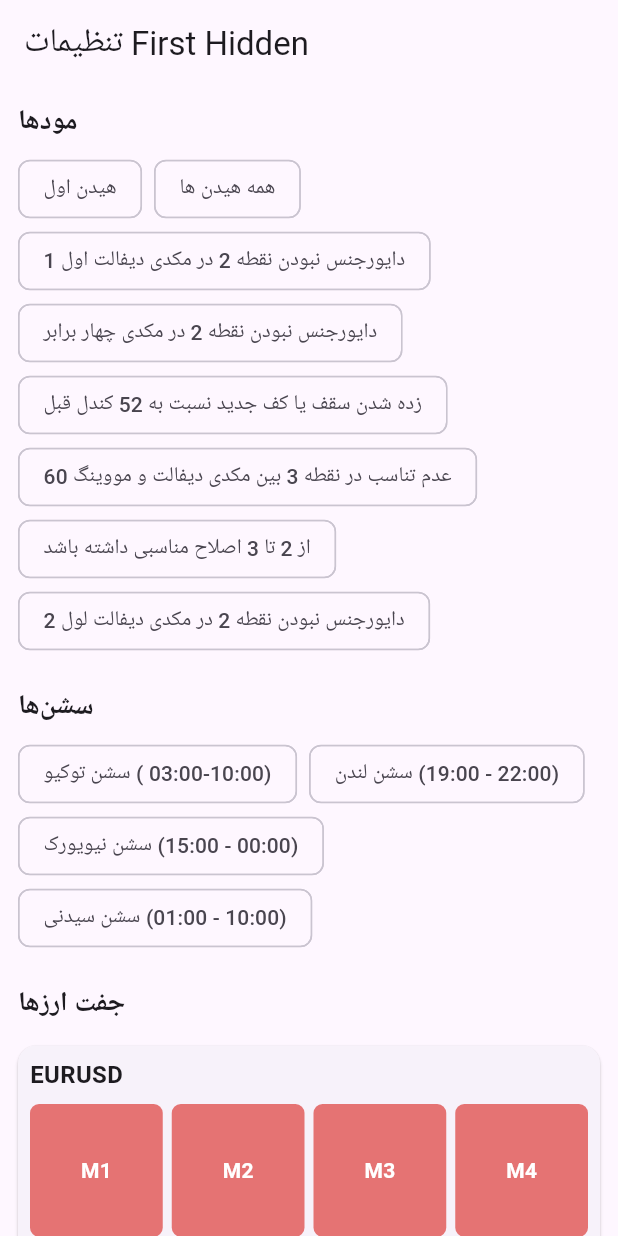
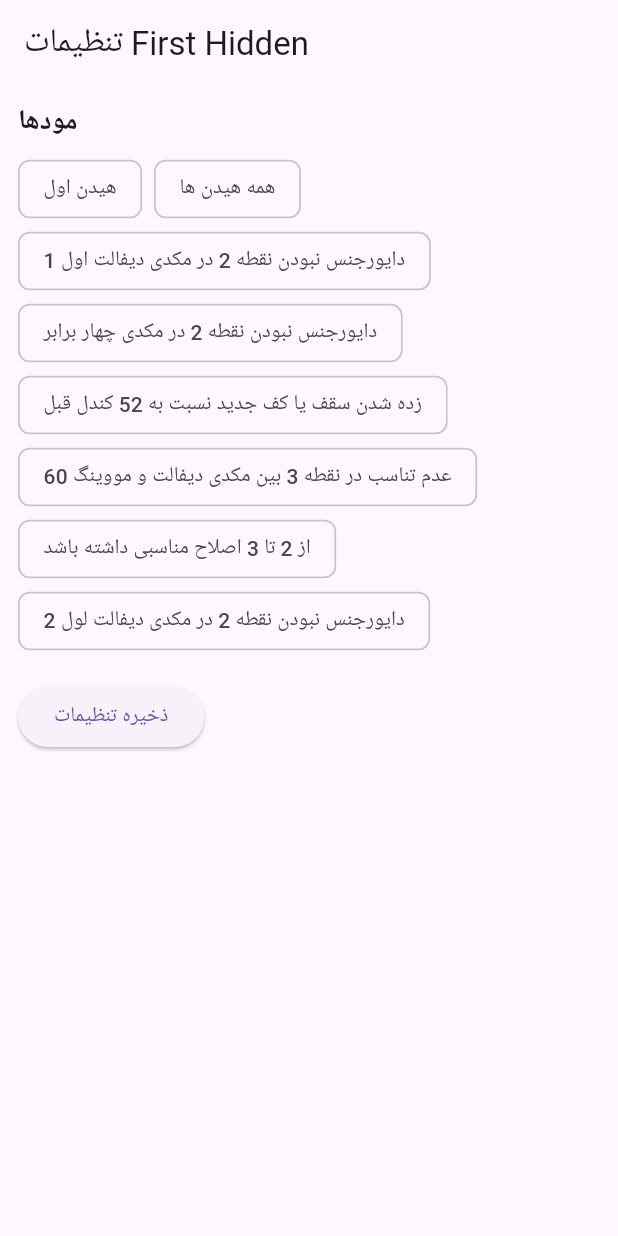
Before and after one commit to shallagehmasood/aa, a Flutter app: the HomePage screen opened directly with empty values, on a phone screen of 412 x 824 dp. Run offline on Flutter 3.47's test engine with Material 3 defaults, Android fonts, the phone set to English and light mode, and no system bars.

Commit message:
Update main.dart

```diff
--- a/lib/main.dart
+++ b/lib/main.dart
@@ -4,31 +4,31 @@ import 'dart:convert';
 
 // --- ثابت‌ها ---
 const PAIRS = [
-  "EURUSD","GBPUSD","USDJPY","USDCHF","AUDUSD","AUDJPY","CADJPY","EURJPY",
-  "BTCUSD","USDCAD","GBPJPY","ADAUSD","BRENT","XAUUSD","XAGUSD","ETHUSD",
-  "DowJones30","Nasdaq100",
+  "EURUSD", "GBPUSD", "USDJPY", "USDCHF", "AUDUSD", "AUDJPY", "CADJPY", "EURJPY",
+  "BTCUSD", "USDCAD", "GBPJPY", "ADAUSD", "BRENT", "XAUUSD", "XAGUSD", "ETHUSD",
+  "DowJones30", "Nasdaq100",
 ];
 const MODES = {
-  "A1":"هیدن اول",
-  "A2":"همه هیدن ها",
-  "B":"دایورجنس نبودن نقطه 2 در مکدی دیفالت اول 1",
-  "C":"دایورجنس نبودن نقطه 2 در مکدی چهار برابر",
-  "D":"زده شدن سقف یا کف جدید نسبت به 52 کندل قبل",
-  "E":"عدم تناسب در نقطه 3 بین مکدی دیفالت و مووینگ 60",
-  "F":"از 2 تا 3 اصلاح مناسبی داشته باشد",
-  "G":"دایورجنس نبودن نقطه 2 در مکدی دیفالت لول 2",
+  "A1": "هیدن اول",
+  "A2": "همه هیدن ها",
+  "B": "دایورجنس نبودن نقطه 2 در مکدی دیفالت اول 1",
+  "C": "دایورجنس نبودن نقطه 2 در مکدی چهار برابر",
+  "D": "زده شدن سقف یا کف جدید نسبت به 52 کندل قبل",
+  "E": "عدم تناسب در نقطه 3 بین مکدی دیفالت و مووینگ 60",
+  "F": "از 2 تا 3 اصلاح مناسبی داشته باشد",
+  "G": "دایورجنس نبودن نقطه 2 در مکدی دیفالت لول 2",
 };
 const SESSIONS = {
-  "TOKYO":"سشن توکیو \u200E( 03:00-10:00)",
-  "LONDON":"سشن لندن \u200E(19:00 - 22:00)",
-  "NEWYORK":"سشن نیویورک \u200E(15:00 - 00:00)",
-  "SYDNEY":"سشن سیدنی \u200E(01:00 - 10:00)",
+  "TOKYO": "سشن توکیو \u200E( 03:00-10:00)",
+  "LONDON": "سشن لندن \u200E(19:00 - 22:00)",
+  "NEWYORK": "سشن نیویورک \u200E(15:00 - 00:00)",
+  "SYDNEY": "سشن سیدنی \u200E(01:00 - 10:00)",
 };
 const TIMEFRAMES = [
-  "M1","M2","M3","M4","M5","M6","M10","M12","M15","M20","M30",
-  "H1","H2","H3","H4","H6","H8","H12","D1","W1"
+  "M1", "M2", "M3", "M4", "M5", "M6", "M10", "M12", "M15", "M20", "M30",
+  "H1", "H2", "H3", "H4", "H6", "H8", "H12", "D1", "W1"
 ];
-const SIGNALS = ["BUY","SELL","BUYSELL"];
+const SIGNALS = ["BUY", "SELL", "BUYSELL"];
 
 void main() {
   runApp(MyApp());
@@ -57,20 +57,33 @@ class _UserIdPageState extends State<UserIdPage> {
   bool isLoading = false;
 
   Future<bool> checkWhitelist(String userId) async {
-    setState(() { isLoading = true; statusMessage=""; });
+    setState(() {
+      isLoading = true;
+      statusMessage = "";
+    });
     try {
-      var url = Uri.parse("http://178.63.171.244:5000/check_whitelist?user_id=$userId");
+      // کدگذاری userId به URL
+      var encodedUserId = Uri.encodeComponent(userId);
+      var url = Uri.parse("http://178.63.171.244:5000/check_whitelist?user_id=$encodedUserId");
+
+      // ارسال درخواست به سرور
       var res = await http.get(url);
+
+      // بررسی پاسخ سرور
       if (res.statusCode == 200) {
         var data = jsonDecode(res.body);
         return data["authorized"] == true;
       }
       return false;
-    } catch(e){
-      setState(() { statusMessage="❌ خطا در ارتباط با سرور"; });
+    } catch (e) {
+      setState(() {
+        statusMessage = "❌ خطا در ارتباط با سرور";
+      });
       return false;
     } finally {
-      setState(() { isLoading = false; });
+      setState(() {
+        isLoading = false;
+      });
     }
   }
 
@@ -92,21 +105,25 @@ class _UserIdPageState extends State<UserIdPage> {
             ),
             SizedBox(height: 20),
             ElevatedButton(
-              onPressed: isLoading ? null : () async {
+              onPressed: isLoading
+                  ? null
+                  : () async {
                       bool ok = await checkWhitelist(_controller.text.trim());
-                if(ok){
+                      if (ok) {
                         Navigator.pushReplacement(
                           context,
                           MaterialPageRoute(builder: (_) => HomePage(userId: _controller.text.trim())),
                         );
                       } else {
-                  setState(() { statusMessage="❌ دسترسی غیرمجاز"; });
+                        setState(() {
+                          statusMessage = "❌ دسترسی غیرمجاز";
+                        });
                       }
                     },
               child: Text(isLoading ? "در حال بررسی..." : "ورود"),
             ),
             SizedBox(height: 20),
-            if(statusMessage.isNotEmpty)
+            if (statusMessage.isNotEmpty)
               Text(statusMessage, style: TextStyle(color: Colors.red, fontWeight: FontWeight.bold))
           ],
         ),
@@ -124,28 +141,32 @@ class HomePage extends StatefulWidget {
 }
 
 class _HomePageState extends State<HomePage> {
-
-  Map<String,bool> selectedModes = {};
-  Map<String,bool> selectedSessions = {};
-  Map<String,Map<String,bool>> selectedPairs = {};
-  Map<String,String> selectedSignals = {};
+  Map<String, bool> selectedModes = {};
+  Map<String, bool> selectedSessions = {};
+  Map<String, Map<String, bool>> selectedPairs = {};
+  Map<String, String> selectedSignals = {};
   bool isLoading = false;
   String statusMessage = "";
 
   @override
   void initState() {
     super.initState();
-    MODES.keys.forEach((m) => selectedModes[m]=false);
-    SESSIONS.keys.forEach((s) => selectedSessions[s]=false);
-    PAIRS.forEach((p){
+    MODES.keys.forEach((m) => selectedModes[m] = false);
+    SESSIONS.keys.forEach((s) => selectedSessions[s] = false);
+    PAIRS.forEach((p) {
       selectedPairs[p] = {};
-      TIMEFRAMES.forEach((t){ selectedPairs[p]![t]=false; });
-      selectedSignals[p]="BUYSELL";
+      TIMEFRAMES.forEach((t) {
+        selectedPairs[p]![t] = false;
+      });
+      selectedSignals[p] = "BUYSELL";
     });
   }
 
   Future<void> sendSettings() async {
-    setState(() { isLoading=true; statusMessage=""; });
+    setState(() {
+      isLoading = true;
+      statusMessage = "";
+    });
     try {
       var url = Uri.parse("http://178.63.171.244:5000/save_settings");
       var body = jsonEncode({
@@ -155,18 +176,38 @@ class _HomePageState extends State<HomePage> {
         "pairs": selectedPairs,
         "signals": selectedSignals
       });
-      var res = await http.post(url, body: body, headers: {"Content-Type":"application/json"});
-      if(res.statusCode==200){
-        setState((){ statusMessage="✅ تنظیمات با موفقیت ذخیره شد"; });
-      } else if(res.statusCode==403){
-        setState((){ statusMessage="❌ دسترسی غیرمجاز"; });
+
+      // ارسال درخواست POST به سرور
+      var res = await http.post(
+        url,
+        body: body,
+        headers: {
+          "Content-Type": "application/json", // تعیین نوع محتویات درخواست
+        },
+      );
+
+      // بررسی پاسخ سرور
+      if (res.statusCode == 200) {
+        setState(() {
+          statusMessage = "✅ تنظیمات با موفقیت ذخیره شد";
+        });
+      } else if (res.statusCode == 403) {
+        setState(() {
+          statusMessage = "❌ دسترسی غیرمجاز";
+        });
       } else {
-        setState((){ statusMessage="❌ خطا: ${res.statusCode}"; });
+        setState(() {
+          statusMessage = "❌ خطا: ${res.statusCode}";
+        });
       }
-    } catch(e){
-      setState((){ statusMessage="❌ خطا در ارتباط با سرور"; });
-    } finally{
-      setState((){ isLoading=false; });
+    } catch (e) {
+      setState(() {
+        statusMessage = "❌ خطا در ارتباط با سرور";
+      });
+    } finally {
+      setState(() {
+        isLoading = false;
+      });
     }
   }
 
@@ -179,173 +220,46 @@ class _HomePageState extends State<HomePage> {
         child: Column(
           crossAxisAlignment: CrossAxisAlignment.start,
           children: [
-
             // ---------- مودها ----------
-            Text("مودها", style: TextStyle(fontSize: 18,fontWeight: FontWeight.bold)),
-            SizedBox(height:8),
+            Text("مودها", style: TextStyle(fontSize: 18, fontWeight: FontWeight.bold)),
+            SizedBox(height: 8),
             Wrap(
-              spacing:8,
-              children: MODES.keys.map((m){
+              spacing: 8,
+              children: MODES.keys.map((m) {
                 return FilterChip(
                   label: Text(MODES[m]!),
                   selected: selectedModes[m]!,
-                  onSelected: (val){
-                    setState((){
-                      if(m=="A1"){ selectedModes["A1"]=val; if(val) selectedModes["A2"]=false;}
-                      else if(m=="A2"){ selectedModes["A2"]=val; if(val) selectedModes["A1"]=false;}
-                      else selectedModes[m]=val;
-                    });
-                  },
-                  selectedColor: Colors.green[300],
-                  checkmarkColor: Colors.white,
-                );
-              }).toList(),
-            ),
-            SizedBox(height:20),
-
-            // ---------- سشن‌ها ----------
-            Text("سشن‌ها", style: TextStyle(fontSize: 18,fontWeight: FontWeight.bold)),
-            SizedBox(height:8),
-            Wrap(
-              spacing:8,
-              children: SESSIONS.keys.map((s){
-                return FilterChip(
-                  label: Text(SESSIONS[s]!),
-                  selected: selectedSessions[s]!,
-                  onSelected: (val){ setState((){ selectedSessions[s]=val; }); },
-                  selectedColor: Colors.green[300],
-                  checkmarkColor: Colors.white,
-                );
-              }).toList(),
-            ),
-            SizedBox(height:20),
-
-            // ---------- جفت ارزها ----------
-            Text("جفت ارزها", style: TextStyle(fontSize: 18,fontWeight: FontWeight.bold)),
-            SizedBox(height:8),
-            Column(
-              children: PAIRS.map((p){
-                return PairWidget(
-                  pair: p,
-                  timeframes: selectedPairs[p]!,
-                  signal: selectedSignals[p]!,
-                  onChanged: (tfMap, sig){
-                    setState((){
-                      selectedPairs[p] = tfMap;
-                      selectedSignals[p] = sig;
+                  onSelected: (val) {
+                    setState(() {
+                      if (m == "A1") {
+                        selectedModes["A1"] = val;
+                        if (val) selectedModes["A2"] = false;
+                      } else if (m == "A2") {
+                        selectedModes["A2"] = val;
+                        if (val) selectedModes["A1"] = false;
+                      } else {
+                        selectedModes[m] = val;
+                      }
                     });
                   },
                 );
               }).toList(),
             ),
+            SizedBox(height: 16),
 
-            SizedBox(height:30),
-            Center(
-              child: ElevatedButton(
-                onPressed: isLoading ? null : sendSettings,
-                child: Text(isLoading ? "در حال ارسال..." : "ذخیره تنظیمات"),
+            // ---------- وضعیت ارسال ----------
+            isLoading
+                ? Center(child: CircularProgressIndicator())
+                : ElevatedButton(
+                    onPressed: sendSettings,
+                    child: Text("ذخیره تنظیمات"),
                   ),
-            ),
-            SizedBox(height:20),
-            if(statusMessage.isNotEmpty)
-              Center(child: Text(statusMessage, style: TextStyle(fontSize:16))),
+            SizedBox(height: 16),
+            if (statusMessage.isNotEmpty)
+              Text(statusMessage, style: TextStyle(color: Colors.red, fontWeight: FontWeight.bold)),
           ],
         ),
       ),
     );
   }
 }
-
-// ==================== ویجت جفت ارز حرفه‌ای ====================
-class PairWidget extends StatefulWidget {
-  final String pair;
-  final Map<String,bool> timeframes;
-  final String signal;
-  final Function(Map<String,bool>,String) onChanged;
-  PairWidget({required this.pair,required this.timeframes,required this.signal,required this.onChanged});
-  @override
-  _PairWidgetState createState() => _PairWidgetState();
-}
-
-class _PairWidgetState extends State<PairWidget> {
-  late Map<String,bool> _timeframes;
-  late String _signal;
-
-  @override
-  void initState(){
-    super.initState();
-    _timeframes = Map.from(widget.timeframes);
-    _signal = widget.signal;
-  }
-
-  @override
-  Widget build(BuildContext context) {
-    return Card(
-      margin: EdgeInsets.symmetric(vertical:6),
-      child: Padding(
-        padding: EdgeInsets.all(8),
-        child: Column(
-          crossAxisAlignment: CrossAxisAlignment.start,
-          children: [
-            Text(widget.pair, style: TextStyle(fontSize:16,fontWeight: FontWeight.bold)),
-            SizedBox(height:8),
-
-            // تایم فریم Grid
-            GridView.count(
-              shrinkWrap: true,
-              crossAxisCount:4,
-              crossAxisSpacing:6,
-              mainAxisSpacing:6,
-              physics: NeverScrollableScrollPhysics(),
-              children: _timeframes.keys.map((tf){
-                bool active = _timeframes[tf]!;
-                return GestureDetector(
-                  onTap: (){
-                    setState(()=> _timeframes[tf]=!active);
-                    widget.onChanged(_timeframes,_signal);
-                  },
-                  child: Container(
-                    decoration: BoxDecoration(
-                      color: active ? Colors.green[400] : Colors.red[300],
-                      borderRadius: BorderRadius.circular(6),
-                    ),
-                    child: Center(
-                      child: Text(tf, style: TextStyle(color:Colors.white,fontWeight: FontWeight.bold)),
-                    ),
-                  ),
-                );
-              }).toList(),
-            ),
-            SizedBox(height:8),
-
-            // سیگنال Row
-            Row(
-              mainAxisAlignment: MainAxisAlignment.spaceEvenly,
-              children: SIGNALS.map((sig){
-                bool selected = _signal==sig;
-                Color bg = selected ? (sig=="BUY"?Colors.green[400]:sig=="SELL"?Colors.red[400]:Colors.blue[400])! : Colors.grey[300]!;
-                return GestureDetector(
-                  onTap: (){
-                    setState(()=>_signal=sig);
-                    widget.onChanged(_timeframes,_signal);
-                  },
-                  child: Container(
-                    width:80,
-                    height:40,
-                    decoration: BoxDecoration(
-                      color: bg,
-                      borderRadius: BorderRadius.circular(6),
-                    ),
-                    child: Center(
-                      child: Text(sig, style: TextStyle(color:selected?Colors.white:Colors.black,fontWeight: FontWeight.bold)),
-                    ),
-                  ),
-                );
-              }).toList(),
-            ),
-          ],
-        ),
-      ),
-    );
-  }
-}
```
Lines whose indentation alone changed are shown as unchanged.
